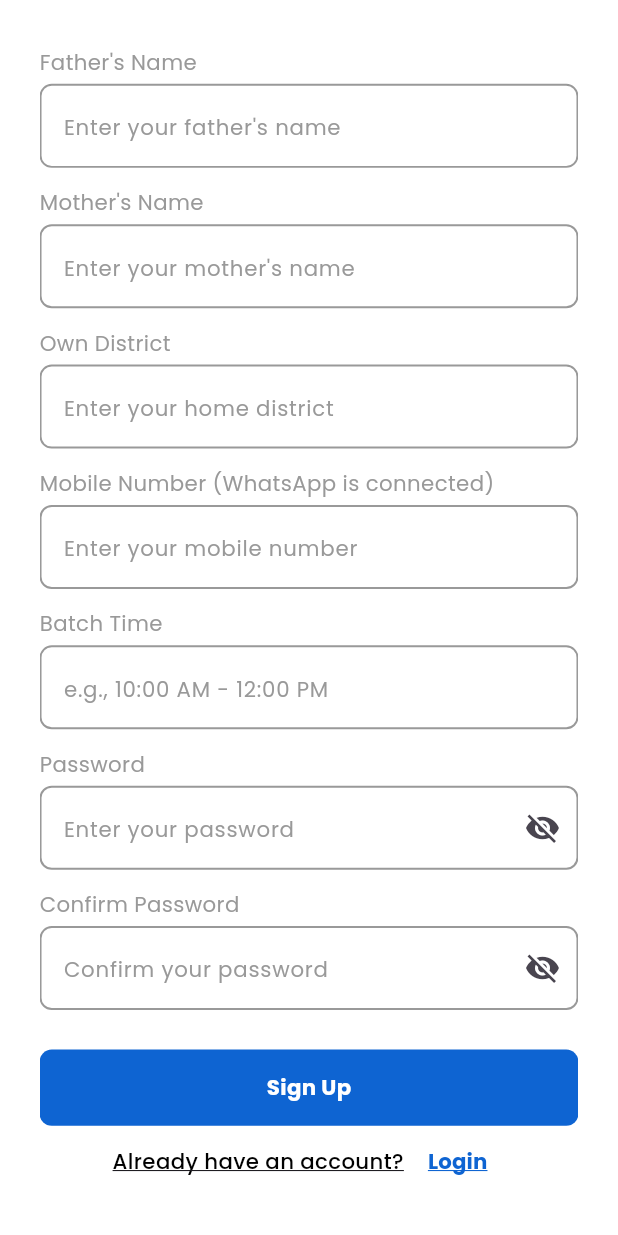
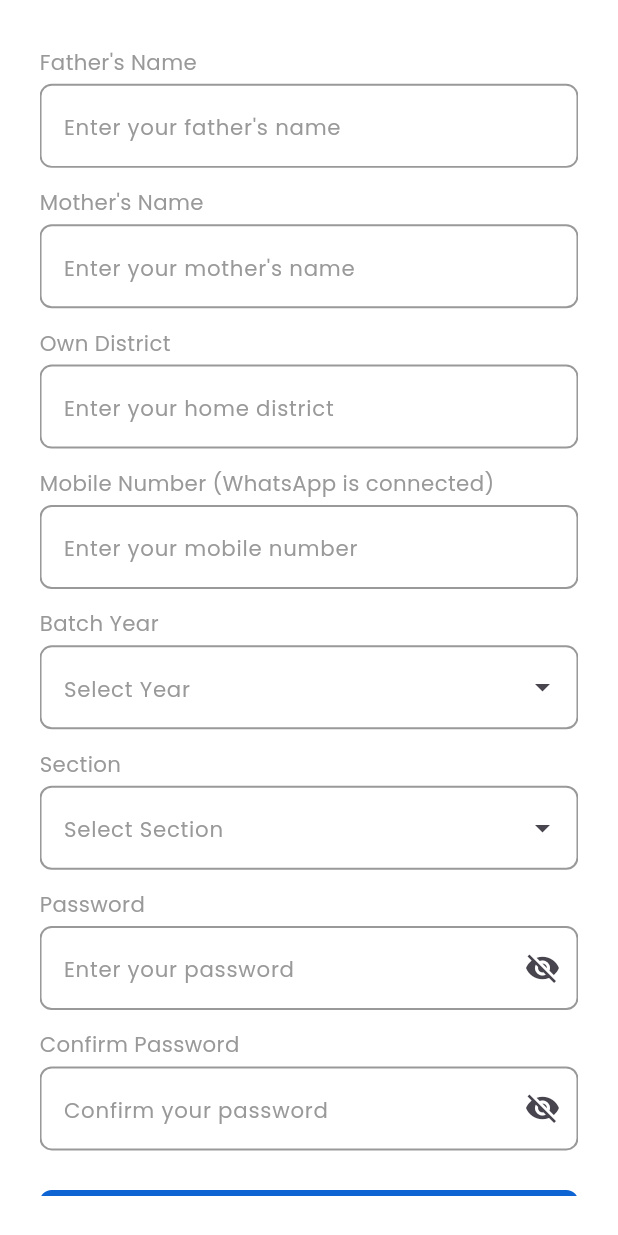
Before and after one commit to Ztrios/Learning-Management, a Flutter app: the screen it shows after launch, scrolled down 415 dp, on a phone screen of 412 x 824 dp. Run offline on Flutter 3.47's test engine with Material 3 defaults, Android fonts, the phone set to English and light mode, and no system bars; drawn by our look-alikes of dropdown_textfield, toastification; our stand-ins replace awesome_notifications, better_player_plus, cached_network_image, dartz, date_picker_timeline, dio and 22 more; missing offline and left inert: defer_pointer, flutter_cached_pdfview, flutter_file_downloader, time_range_picker; accounts and stored records are empty.

Commit message:
:art: [DropDown]: Dropdown text form field created and implemented in sign up page.

```diff
--- a/lib/core/utils/ui_helpers/decoration.dart
+++ b/lib/core/utils/ui_helpers/decoration.dart
@@ -1,41 +1,13 @@
-// import 'package:flutter/material.dart';
-// import 'package:learning_management/core/utils/styles/app_colors.dart';
-// import 'package:learning_management/core/utils/ui_helpers/radius.dart';
-//
-// ShapeDecoration commonDecoration = ShapeDecoration(
-//   color: Colors.white,
-//   shape: RoundedRectangleBorder(
-//     borderRadius: radius12,
-//   ),
-//   shadows: [
-//     BoxShadow(
-//       color: Color(0x19000000),
-//       blurRadius: 10,
-//       offset: Offset(0, 0),
-//       spreadRadius: 2,
-//     )
-//   ],
-// );
-//
-//
-//
-// ShapeDecoration infoDecoration = ShapeDecoration(
-//   color: Colors.white,
-//   shape: RoundedRectangleBorder(
-//     borderRadius: BorderRadius.circular(13),
-//   ),
-//   shadows: [
-//     BoxShadow(
-//       color: Color(0x33000000),
-//       blurRadius: 20,
-//       offset: Offset(0, 0),
-//       spreadRadius: 2,
-//     )
-//   ],
-// );
-//
-//
-// BoxDecoration cardDecoration = BoxDecoration(
-//   color: AppColors.greyBackground,
-//   borderRadius: radius8,
-// );
+
+import 'package:flutter/material.dart';
+import 'package:flutter_screenutil/flutter_screenutil.dart';
+import 'package:learning_management/core/utils/styles/app_colors.dart';
+import 'package:learning_management/core/utils/ui_helpers/radius.dart';
+
+final OutlineInputBorder primaryInputBorder = OutlineInputBorder(
+  borderRadius: radius8,
+  borderSide: BorderSide(
+      width: 1.2.w,
+      color: AppColors.grey
+  ),
+);
--- a/lib/features/authentication/presentation/pages/sign_up_page.dart
+++ b/lib/features/authentication/presentation/pages/sign_up_page.dart
@@ -1,5 +1,6 @@
 import 'dart:io';
 
+import 'package:dropdown_textfield/dropdown_textfield.dart';
 import 'package:flutter/material.dart';
 import 'package:flutter_hooks/flutter_hooks.dart';
 import 'package:flutter_screenutil/flutter_screenutil.dart';
@@ -18,6 +19,7 @@ import 'package:learning_management/features/authentication/presentation/pages/f
 import 'package:learning_management/features/authentication/presentation/pages/log_in_page.dart';
 import 'package:learning_management/widgets/buttons/primary_button.dart';
 import 'package:learning_management/widgets/dialogs/time_range_picker_dialog.dart';
+import 'package:learning_management/widgets/text_forms/dropdown_text_form_fields.dart';
 import 'package:learning_management/widgets/text_forms/primary_text_forms_fields.dart';
 import 'package:time_range_picker/time_range_picker.dart';
 
@@ -36,7 +38,7 @@ class SignUpPage extends HookWidget {
 
     final scrollController = useScrollController();
     final formKey = useMemoized(()=> GlobalKey<FormState>());
-    final batchTimeController = useTextEditingController();
+    final batchYear = useTextEditingController();
     final picture = useState<File?>(null);
 
     Future<void> uploadProfilePicture() async {
@@ -201,20 +203,52 @@ class SignUpPage extends HookWidget {
                         ).validate(),
                       ),
 
-                      PrimaryTextFormsFields(
-                        controller: batchTimeController,
-                        onTap: () async {
-                          TimeRange timeRange = await showTimeRangePickerDialog(context);
-                          batchTimeController.text = DateTimeFormatters.formatTimeRange(context, timeRange);
-                        },
-                        title: "Batch Time",
-                        hintText: "e.g., 10:00 AM - 12:00 PM",
-                        validator: (value)=> FormValidation(
-                            validationType: ValidationType.required,
-                            formValue: value
-                        ).validate(),
+                      // PrimaryTextFormsFields(
+                      //   controller: batchTimeController,
+                      //   onTap: () async {
+                      //     TimeRange timeRange = await showTimeRangePickerDialog(context);
+                      //     batchTimeController.text = DateTimeFormatters.formatTimeRange(context, timeRange);
+                      //   },
+                      //   title: "Batch Time",
+                      //   hintText: "e.g., 10:00 AM - 12:00 PM",
+                      //   validator: (value)=> FormValidation(
+                      //       validationType: ValidationType.required,
+                      //       formValue: value
+                      //   ).validate(),
+                      // ),
+                      //
+                      // PrimaryTextFormsFields(
+                      //   controller: batchYear,
+                      //   onTap: () async {
+                      //
+                      //   },
+                      //   title: "Batch Year",
+                      //   hintText: "e.g., 2025",
+                      //   validator: (value)=> FormValidation(
+                      //       validationType: ValidationType.required,
+                      //       formValue: value
+                      //   ).validate(),
+                      //
+
+                      DropdownTextFormFields(
+                        controller: SingleValueDropDownController(),
+                        title: "Batch Year",
+                        hintText: "Select Year",
+                        dropDownList: List.generate(15, (year) =>
+                            (2020 + year).toString()),
                       ),
 
+
+                      DropdownTextFormFields(
+                        controller: SingleValueDropDownController(),
+                        title: "Section",
+                        hintText: "Select Section",
+                        dropDownList: [
+                          "Evening Section (07:00 PM) | Cadet Coaching",
+                          "Afternoon Section (03:15PM) | Cadet Coaching",
+                          "Morning Section (07:45 AM) | Cadet Coaching"
+                        ],
+                      ),
 
 
                       PrimaryTextFormsFields(
--- /dev/null
+++ b/lib/widgets/text_forms/dropdown_text_form_fields.dart
@@ -0,0 +1,81 @@
+import 'package:dropdown_textfield/dropdown_textfield.dart';
+import 'package:flutter/material.dart';
+import 'package:flutter_screenutil/flutter_screenutil.dart';
+import 'package:learning_management/core/helpers/validation/form_validations.dart';
+import 'package:learning_management/core/utils/styles/app_colors.dart';
+import 'package:learning_management/core/utils/styles/app_text_styles.dart';
+import 'package:learning_management/core/utils/ui_helpers/alignments.dart';
+import 'package:learning_management/core/utils/ui_helpers/decoration.dart';
+import 'package:learning_management/core/utils/ui_helpers/radius.dart';
+import 'package:learning_management/core/utils/ui_helpers/spacing.dart';
+
+class DropdownTextFormFields extends StatelessWidget {
+  final String title;
+  final String hintText;
+  final bool? enableSearch;
+  final bool? clearOption;
+  final List<String> dropDownList;
+  final SingleValueDropDownController controller;
+
+  const DropdownTextFormFields({
+    super.key,
+    this.clearOption,
+    this.enableSearch,
+    required this.title,
+    required this.hintText,
+    required this.dropDownList,
+    required this.controller,
+  });
+
+  @override
+  Widget build(BuildContext context) {
+    return Column(
+      children: [
+        Row(
+          mainAxisAlignment: mainStart,
+          children: [
+            Text(
+              title,
+              style: AppTextStyles.bodyMedium.copyWith(color: AppColors.grey),
+            ),
+          ],
+        ),
+
+        gap4,
+
+        DropDownTextField(
+          controller: controller,
+          clearOption: clearOption ?? false,
+          enableSearch: enableSearch ?? dropDownList.length > 10,
+          textStyle: AppTextStyles.bodyLarge,
+          searchDecoration: const InputDecoration(
+            hintText: "Search Item",
+          ),
+          textFieldDecoration: InputDecoration(
+            hintText: hintText,
+            hintStyle: AppTextStyles.bodyMedium.copyWith(color: AppColors.grey),
+            border: primaryInputBorder,
+            disabledBorder: primaryInputBorder,
+            enabledBorder: primaryInputBorder,
+            focusedBorder: primaryInputBorder,
+            errorBorder: primaryInputBorder,
+          ),
+          listTextStyle: AppTextStyles.bodyMedium,
+          validator: (value) => FormValidation(
+            validationType: ValidationType.required,
+            formValue: value,
+          ).validate(),
+          dropDownItemCount: 6,
+          dropdownRadius: 6.r,
+          dropDownList: dropDownList.map((item){
+              return DropDownValueModel(
+                  name: item,
+                  value: item,
+              );
+          }).toList(),
+          onChanged: (val) {},
+        ),
+      ],
+    );
+  }
+}
--- a/lib/widgets/text_forms/primary_text_forms_fields.dart
+++ b/lib/widgets/text_forms/primary_text_forms_fields.dart
@@ -3,6 +3,7 @@ import 'package:flutter_screenutil/flutter_screenutil.dart';
 import 'package:learning_management/core/utils/styles/app_colors.dart';
 import 'package:learning_management/core/utils/styles/app_text_styles.dart';
 import 'package:learning_management/core/utils/ui_helpers/alignments.dart';
+import 'package:learning_management/core/utils/ui_helpers/decoration.dart';
 import 'package:learning_management/core/utils/ui_helpers/radius.dart';
 import 'package:flutter_hooks/flutter_hooks.dart';
 import 'package:learning_management/core/utils/ui_helpers/spacing.dart';
@@ -64,8 +65,9 @@ class PrimaryTextFormsFields extends HookWidget {
             controller: controller,
             // minLines: minLine,
             // maxLines: minLine,
-            enabled: onTap == null,
+            //enabled: onTap == null,
             style: AppTextStyles.bodyLarge,
+            readOnly: onTap != null,
             obscureText: showObscureButton == true ? obscureText.value : false,
             keyboardType: textInputType,
             decoration: InputDecoration(
@@ -80,41 +82,11 @@ class PrimaryTextFormsFields extends HookWidget {
               hintStyle: AppTextStyles.bodyMedium.copyWith(
                   color: AppColors.grey
               ),
-              border: OutlineInputBorder(
-                borderRadius: radius8,
-                borderSide: BorderSide(
-                    width: 1.2.w,
-                    color: AppColors.grey
-                ),
-              ),
-              disabledBorder: OutlineInputBorder(
-                borderRadius: radius8,
-                borderSide: BorderSide(
-                    width: 1.2.w,
-                    color: AppColors.grey
-                ),
-              ),
-              enabledBorder: OutlineInputBorder(
-                  borderRadius: radius8,
-                  borderSide: BorderSide(
-                    width: 1.2.w,
-                    color: AppColors.grey
-                  ),
-              ),
-              focusedBorder: OutlineInputBorder(
-                borderRadius: radius8,
-                borderSide: BorderSide(
-                    width: 1.2.w,
-                    color: AppColors.grey
-                ),
-              ),
-              errorBorder:OutlineInputBorder(
-                borderRadius: radius8,
-                borderSide: BorderSide(
-                    width: 1.2.w,
-                    color: AppColors.grey
-                ),
-              ),
+              border: primaryInputBorder,
+              disabledBorder: primaryInputBorder,
+              enabledBorder: primaryInputBorder,
+              focusedBorder: primaryInputBorder,
+              errorBorder: primaryInputBorder,
 
             ),
             validator: validator,
--- a/pubspec.yaml
+++ b/pubspec.yaml
@@ -30,6 +30,7 @@ dependencies:
   dotted_border: ^3.1.0
   from_to_time_picker: ^1.2.2
   pinput: ^5.0.1
+  dropdown_textfield: ^1.2.0
 
   # State Management & Utilities
   flutter_bloc: ^9.1.1
```
Also changed, not shown: pubspec.lock.
